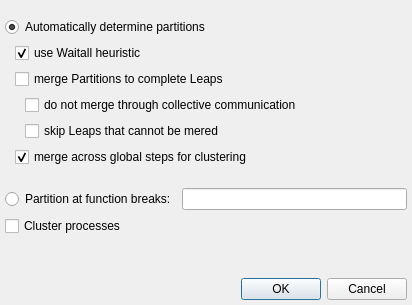
The window that importoptionsdialog.ui (LLNL/ravel) describes before a commit, drawn with Qt 5.
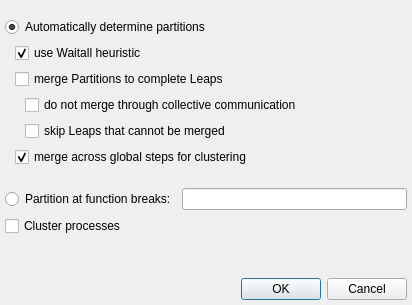
The same window after the commit.

Diff of the .ui file:
```diff
--- a/importoptionsdialog.ui
+++ b/importoptionsdialog.ui
@@ -122,7 +122,7 @@
                <item>
                 <widget class="QCheckBox" name="skipCheckbox">
                  <property name="text">
-                  <string>skip Leaps that cannot be mered</string>
+                  <string>skip Leaps that cannot be merged</string>
                  </property>
                 </widget>
                </item>
```
